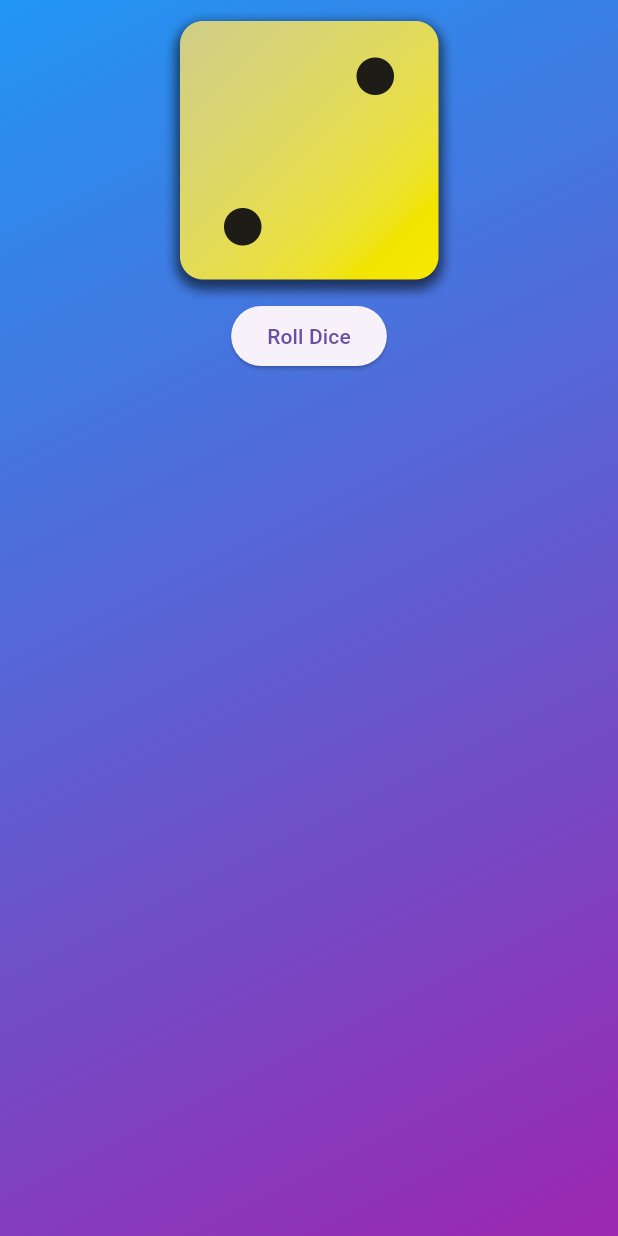
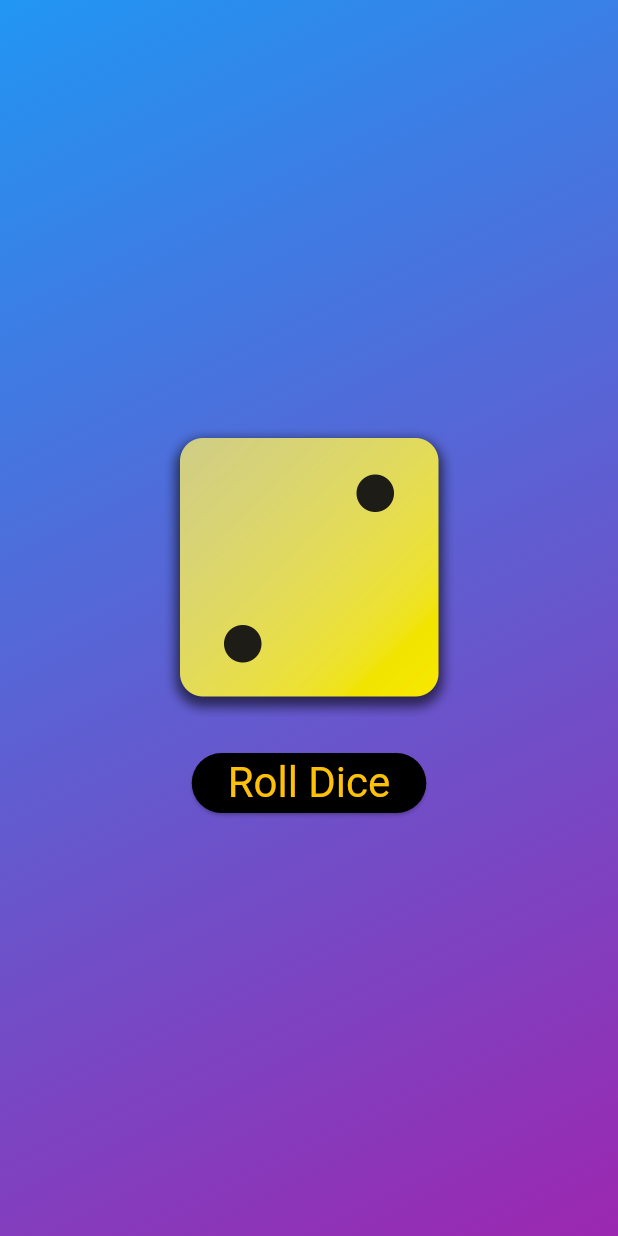
Before and after one commit to m0rb1u5/roll-dice-app, a Flutter app: the screen it shows after launch, on a phone screen of 412 x 824 dp. Run offline on Flutter 3.47's test engine with Material 3 defaults, Android fonts, the phone set to English and light mode, and no system bars.

Commit message:
46. Styling Buttons & Working with Padding

```diff
--- a/lib/gradient_container.dart
+++ b/lib/gradient_container.dart
@@ -24,13 +24,20 @@ class GradientContainer extends StatelessWidget {
       ),
       child: Center(
         child: Column(
+          mainAxisSize: MainAxisSize.min,
           children: [
             Image.asset(
               'assets/images/dice-2.png',
               width: 200,
             ),
+            const SizedBox(height: 20,),
             ElevatedButton(
               onPressed: rollDice,
+              style: TextButton.styleFrom(
+                foregroundColor: Colors.amber,
+                backgroundColor: Colors.black,
+                textStyle: const TextStyle(fontSize: 28,)
+              ),
               child: const Text('Roll Dice'),
             )
           ],
```
Lines whose indentation alone changed are shown as unchanged.
